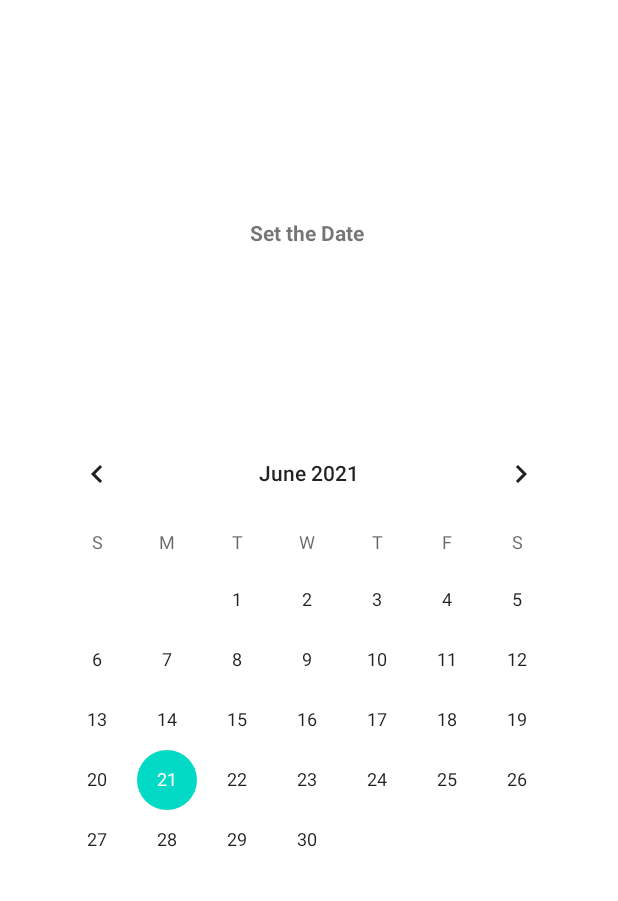
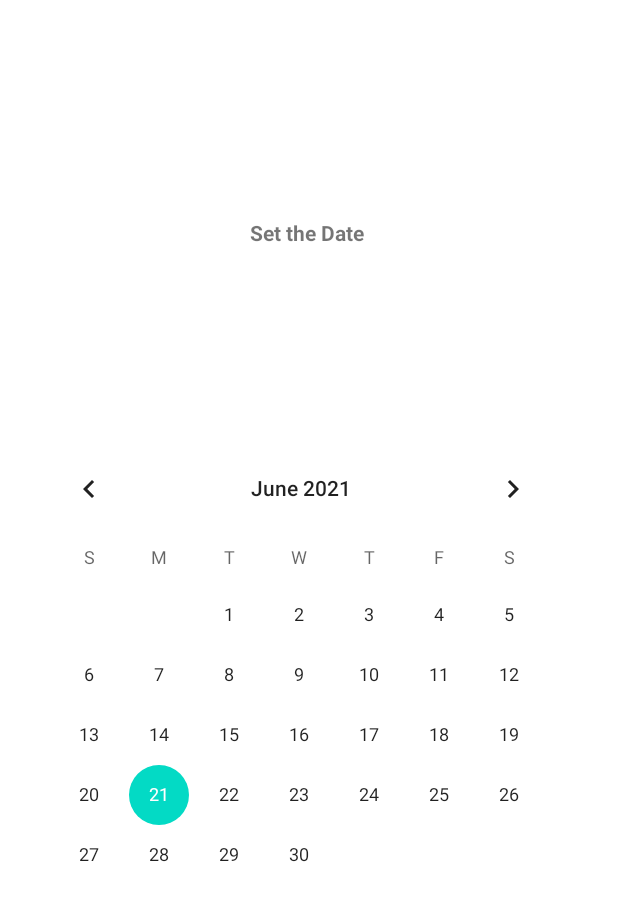
Before and after one commit to tombutlersings/FoodFight, an Android app: the layout activity_calendar.xml on its own in the app's theme, with its tools: preview values and no code run, on a phone screen of 412 x 824 dp. Shown: the top 901 px of the screen. Run offline under Robolectric (Android 15) with nearby library versions, the phone set to English and light mode, and no system bars.

Commit message:
Calendar activity update v1.0

```diff
--- a/app/src/main/res/layout/activity_calendar.xml
+++ b/app/src/main/res/layout/activity_calendar.xml
@@ -6,18 +6,18 @@
     android:layout_height="match_parent">
 
     <CalendarView
-        android:id="@+id/calendar_view"
+        android:id="@+id/calendar"
         android:layout_width="369dp"
         android:layout_height="368dp"
         app:layout_constraintBottom_toBottomOf="parent"
         app:layout_constraintEnd_toEndOf="parent"
-        app:layout_constraintHorizontal_bias="0.5"
+        app:layout_constraintHorizontal_bias="0.38"
         app:layout_constraintStart_toStartOf="parent"
         app:layout_constraintTop_toTopOf="parent"
-        app:layout_constraintVertical_bias="0.619" />
+        app:layout_constraintVertical_bias="0.641" />
 
     <TextView
-        android:id="@+id/date_view"
+        android:id="@+id/date"
         android:layout_width="166dp"
         android:layout_height="33dp"
         android:layout_marginTop="145dp"
```
Also changed, not shown: app/src/main/java/com/example/foodfight/Calendar.java (+5 -37 lines).
